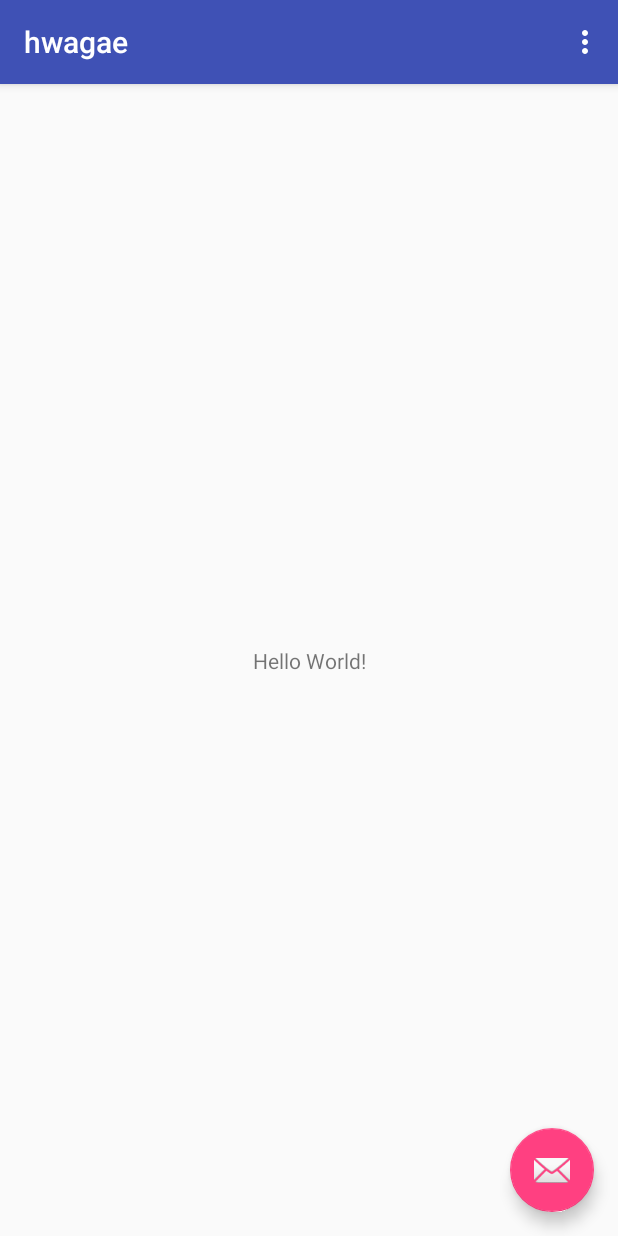
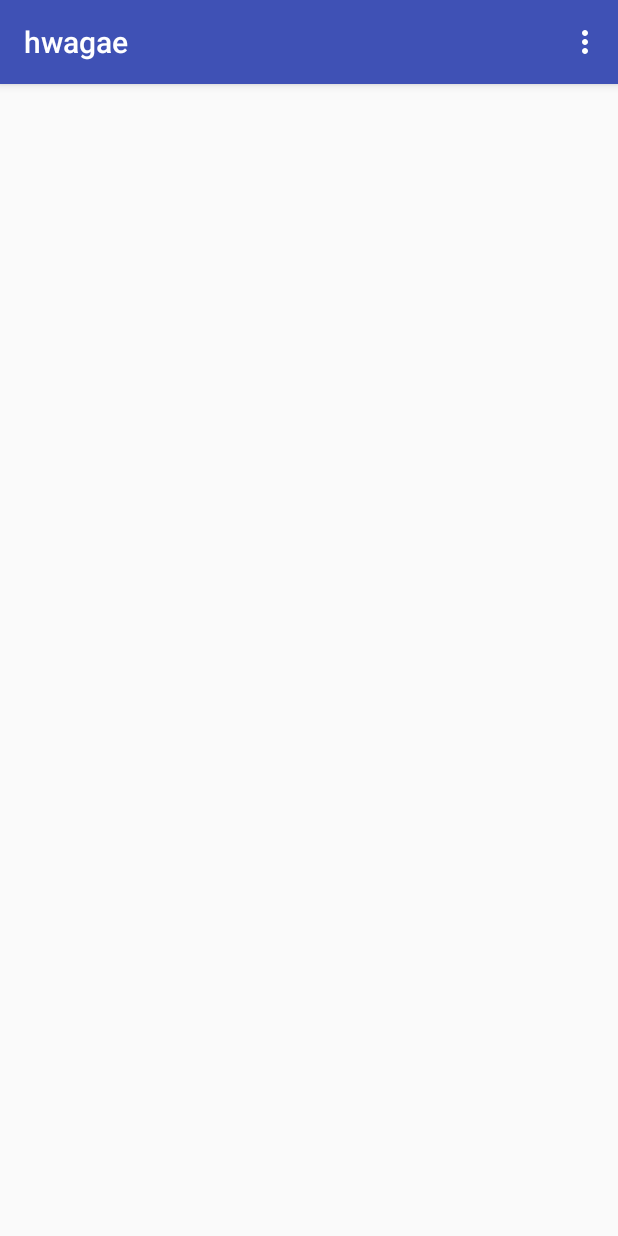
Before and after one commit to sweetpotatocatT/hwagaeJangteo1, an Android app: the screen it shows after launch (JoinActivity), on a phone screen of 412 x 824 dp. Run offline under Robolectric (Android 15) with nearby library versions, the phone set to English and light mode, and no system bars.

Commit message:
init.commit extream.movement

```diff
--- a/app/src/main/java/www/hwagae/com/hwagae/JoinActivity.java
+++ b/app/src/main/java/www/hwagae/com/hwagae/JoinActivity.java
@@ -18,14 +18,6 @@ public class JoinActivity extends AppCompatActivity {
         Toolbar toolbar = (Toolbar) findViewById(R.id.toolbar);
         setSupportActionBar(toolbar);
 
-        FloatingActionButton fab = (FloatingActionButton) findViewById(R.id.fab);
-        fab.setOnClickListener(new View.OnClickListener() {
-            @Override
-            public void onClick(View view) {
-                Snackbar.make(view, "Replace with your own action", Snackbar.LENGTH_LONG)
-                        .setAction("Action", null).show();
-            }
-        });
     }
 
     @Override
--- a/app/src/main/res/layout/activity_join.xml
+++ b/app/src/main/res/layout/activity_join.xml
@@ -22,12 +22,4 @@
 
     <include layout="@layout/content_join" />
 
-    <android.support.design.widget.FloatingActionButton
-        android:id="@+id/fab"
-        android:layout_width="wrap_content"
-        android:layout_height="wrap_content"
-        android:layout_gravity="bottom|end"
-        android:layout_margin="@dimen/fab_margin"
-        app:srcCompat="@android:drawable/ic_dialog_email" />
-
 </android.support.design.widget.CoordinatorLayout>
--- a/app/src/main/res/layout/content_join.xml
+++ b/app/src/main/res/layout/content_join.xml
@@ -8,13 +8,4 @@
     tools:context=".JoinActivity"
     tools:showIn="@layout/activity_join">
 
-    <TextView
-        android:layout_width="wrap_content"
-        android:layout_height="wrap_content"
-        android:text="Hello World!"
-        app:layout_constraintBottom_toBottomOf="parent"
-        app:layout_constraintLeft_toLeftOf="parent"
-        app:layout_constraintRight_toRightOf="parent"
-        app:layout_constraintTop_toTopOf="parent" />
-
 </android.support.constraint.ConstraintLayout>
```
